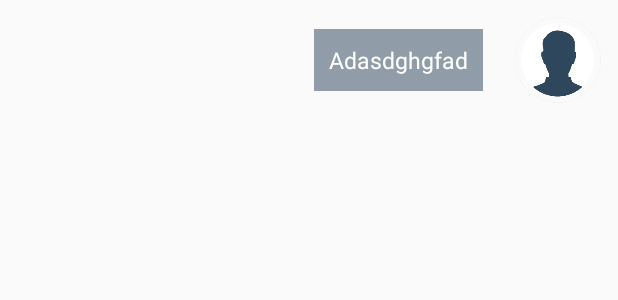
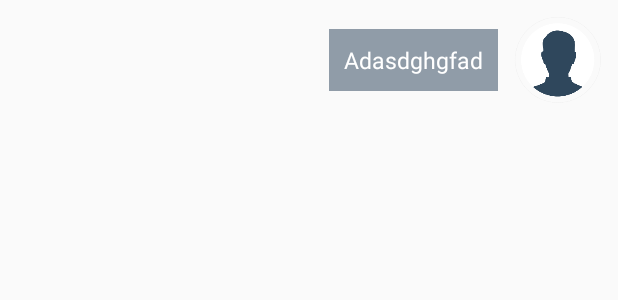
Before and after one commit to mihaiAdascalitei/AIChatBot, an Android app: the layout user_chat.xml on its own in the app's theme, with its tools: preview values and no code run, on a phone screen of 412 x 824 dp. Shown: the top 300 px of the screen. Run offline under Robolectric (Android 15) with nearby library versions, the phone set to English and light mode, and no system bars.

Commit message:
layout chat arrange + mute microphone if is speaking

```diff
--- a/app/src/main/java/com/project/mihai/aichatproject/gui/chat/view/ChatAdapterView.java
+++ b/app/src/main/java/com/project/mihai/aichatproject/gui/chat/view/ChatAdapterView.java
@@ -8,4 +8,10 @@ import android.speech.tts.TextToSpeech;
 
 public interface ChatAdapterView {
     void speak(String message);
+
+    void muteMicrophone();
+
+    boolean isSpeaking();
+
+
 }
--- a/app/src/main/java/com/project/mihai/aichatproject/gui/chat/view/ChatView.java
+++ b/app/src/main/java/com/project/mihai/aichatproject/gui/chat/view/ChatView.java
@@ -8,4 +8,5 @@ public interface ChatView {
     void onAdapterViewUpdate();
 
     void onClearChatMessage();
+
 }
--- a/app/src/main/res/layout/activity_chat.xml
+++ b/app/src/main/res/layout/activity_chat.xml
@@ -33,11 +33,12 @@
             android:layout_alignParentLeft="true"
             android:layout_alignParentStart="true"
             android:layout_alignParentTop="true"
+            android:layout_toLeftOf="@+id/iv_post_message"
             android:background="@android:color/transparent"
             android:hint="@string/login_write_message"
             android:textColor="@color/white"
             android:textColorHint="@color/white"
-            />
+            android:layout_toStartOf="@+id/iv_post_message" />
 
         <ImageView
             android:id="@+id/iv_post_message"
--- a/app/src/main/res/layout/user_chat.xml
+++ b/app/src/main/res/layout/user_chat.xml
@@ -1,40 +1,31 @@
 <?xml version="1.0" encoding="utf-8"?>
 <RelativeLayout xmlns:android="http://schemas.android.com/apk/res/android"
-    android:layout_width="match_parent"
+    android:layout_width="wrap_content"
     android:layout_height="wrap_content">
 
-    <LinearLayout
-        android:layout_width="wrap_content"
-        android:layout_height="wrap_content"
+
+    <ImageView
+        android:id="@+id/iv_user_chat"
+        android:layout_width="80dp"
+        android:layout_height="80dp"
         android:layout_alignParentEnd="true"
         android:layout_alignParentRight="true"
-        android:divider="@drawable/divider_user_chat"
-        android:orientation="horizontal"
-        android:showDividers="middle">
+        android:padding="10dp"
+        android:src="@drawable/user_chat_head" />
 
     <TextView
         android:id="@+id/message"
         android:layout_width="wrap_content"
         android:layout_height="wrap_content"
         android:layout_gravity="center"
+        android:layout_toLeftOf="@+id/iv_user_chat"
+        android:layout_centerVertical="true"
         android:background="@drawable/rectangle_user_chat"
         android:padding="10dp"
         android:text="Adasdghgfad"
         android:textColor="@color/white"
-            android:textSize="15sp" />
+        android:textSize="15sp"
+        android:layout_toStartOf="@+id/iv_user_chat" />
 
-        <ImageView
-            android:layout_width="80dp"
-            android:layout_height="80dp"
-            android:padding="10dp"
-            android:src="@drawable/user_chat_head" />
-
-    </LinearLayout>
-
-    <ImageView
-        android:id="@+id/iv_microphone"
-        android:layout_width="wrap_content"
-        android:layout_height="wrap_content"
-        android:visibility="gone" />
 
 </RelativeLayout>
```
Also changed, not shown: app/src/main/java/com/project/mihai/aichatproject/gui/adapters/ChatBotAdapter.java (+31 -13 lines), app/src/main/java/com/project/mihai/aichatproject/gui/chat/presenter/ChatAdapterClickImplementation.java (+6 -1 lines), app/src/main/java/com/project/mihai/aichatproject/gui/chat/view/ChatActivity.java (+7 -0 lines), app/src/main/res/layout/bot_chat.xml (+5 -21 lines), app/src/main/res/drawable-hdpi/ic_microphone.png (added), app/src/main/res/drawable-ldpi/ic_microphone.png (added), app/src/main/res/drawable-mdpi/ic_microphone.png (added), app/src/main/res/drawable-xhdpi/ic_microphone.png (added), app/src/main/res/drawable-xxhdpi/ic_microphone.png (added), app/src/main/res/drawable-xxxhdpi/ic_microphone.png (added). Lines whose indentation alone changed are shown as unchanged.
